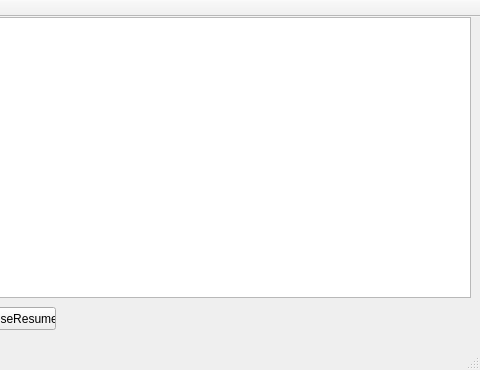
Above: Symulator/mainwindow.ui from jakubt33/Inverted_Pendulum_Symulator before the change; both pictures show x 219 to 699 and y 0 to 370 of the 699 by 370 pixel window. Below: the same form after it.
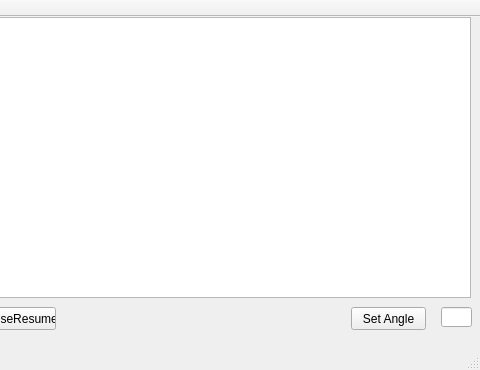
That is the form after the change.

Commit message: fuzzy controller tuned with angle and omega, position and velocity must be implemented

```diff
--- a/Symulator/mainwindow.ui
+++ b/Symulator/mainwindow.ui
@@ -75,6 +75,29 @@
      <string>PauseResume</string>
     </property>
    </widget>
+   <widget class="QPushButton" name="setAngle">
+    <property name="geometry">
+     <rect>
+      <x>570</x>
+      <y>290</y>
+      <width>75</width>
+      <height>23</height>
+     </rect>
+    </property>
+    <property name="text">
+     <string>Set Angle</string>
+    </property>
+   </widget>
+   <widget class="QLineEdit" name="editAngle">
+    <property name="geometry">
+     <rect>
+      <x>660</x>
+      <y>290</y>
+      <width>31</width>
+      <height>20</height>
+     </rect>
+    </property>
+   </widget>
   </widget>
   <widget class="QMenuBar" name="menuBar">
    <property name="geometry">
```
The commit also changes 18 other files.
